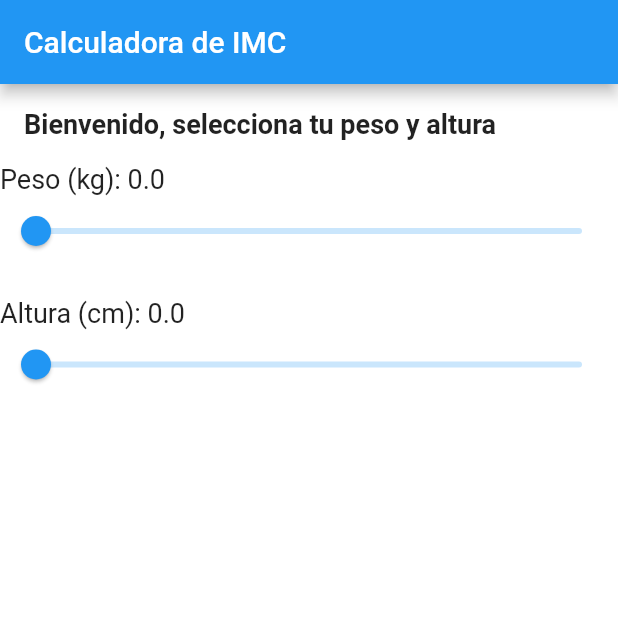
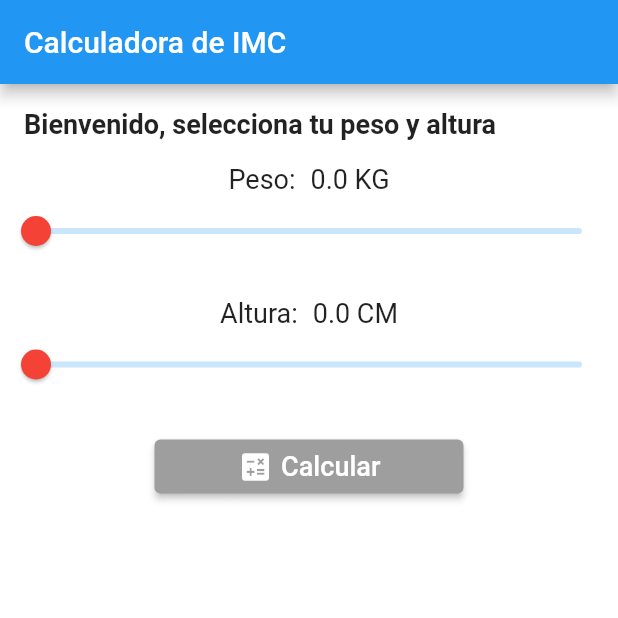
Before and after one commit to kevinRojas13/ExamenKevin, a Flutter app: the screen it shows after launch, on a phone screen of 412 x 824 dp, the top half of it. Run offline on Flutter 3.47's test engine with Material 2 defaults, Android fonts, the phone set to English and light mode, and no system bars.

Commit message:
agregando color, boton calcular

```diff
--- a/lib/main.dart
+++ b/lib/main.dart
@@ -24,6 +24,8 @@ class _InputPageState extends State<InputPage> {
 
   @override
   Widget build(BuildContext context) {
+    double screenWidth = MediaQuery.of(context).size.width;
+
     return Scaffold(
       appBar: AppBar(
         title: Text('Calculadora de IMC'),
@@ -42,9 +44,22 @@ class _InputPageState extends State<InputPage> {
               ),
             ),
           ),
-          Text(
-            'Peso (kg): ${weight.toStringAsFixed(1)}',
-            style: TextStyle(fontSize: 18),
+          Row(
+            mainAxisAlignment: MainAxisAlignment.center,
+            children: <Widget>[
+              Text(
+                'Peso:',
+                style: TextStyle(fontSize: 18),
+              ),
+              SizedBox(width: 10),
+              Align(
+                alignment: Alignment.center,
+                child: Text(
+                  '${weight.toStringAsFixed(1)} KG',
+                  style: TextStyle(fontSize: 18),
+                ),
+              ),
+            ],
           ),
           Slider(
             value: weight,
@@ -55,11 +70,25 @@ class _InputPageState extends State<InputPage> {
                 weight = newValue;
               });
             },
+            activeColor: Colors.red,
           ),
           SizedBox(height: 20),
-          Text(
-            'Altura (cm): ${height.toStringAsFixed(1)}',
-            style: TextStyle(fontSize: 18),
+          Row(
+            mainAxisAlignment: MainAxisAlignment.center,
+            children: <Widget>[
+              Text(
+                'Altura:',
+                style: TextStyle(fontSize: 18),
+              ),
+              SizedBox(width: 10),
+              Align(
+                alignment: Alignment.center,
+                child: Text(
+                  '${height.toStringAsFixed(1)} CM',
+                  style: TextStyle(fontSize: 18),
+                ),
+              ),
+            ],
           ),
           Slider(
             value: height,
@@ -70,6 +99,33 @@ class _InputPageState extends State<InputPage> {
                 height = newValue;
               });
             },
+            activeColor: Colors.red,
+          ),
+          SizedBox(height: 20),
+          Center(
+            child: Container(
+              width: screenWidth /
+                  2, // Establece el ancho a la mitad de la pantalla
+              child: ElevatedButton(
+                onPressed: () {
+                  // Acción a realizar cuando se presiona el botón "Calcular"
+                },
+                style: ElevatedButton.styleFrom(
+                  primary: Colors.grey, // Cambia el color de fondo a gris
+                ),
+                child: Row(
+                  mainAxisAlignment: MainAxisAlignment.center,
+                  children: <Widget>[
+                    Icon(Icons.calculate), // Icono para la insignia
+                    SizedBox(width: 5),
+                    Text(
+                      'Calcular',
+                      style: TextStyle(fontSize: 18),
+                    ),
+                  ],
+                ),
+              ),
+            ),
           ),
         ],
       ),
```
